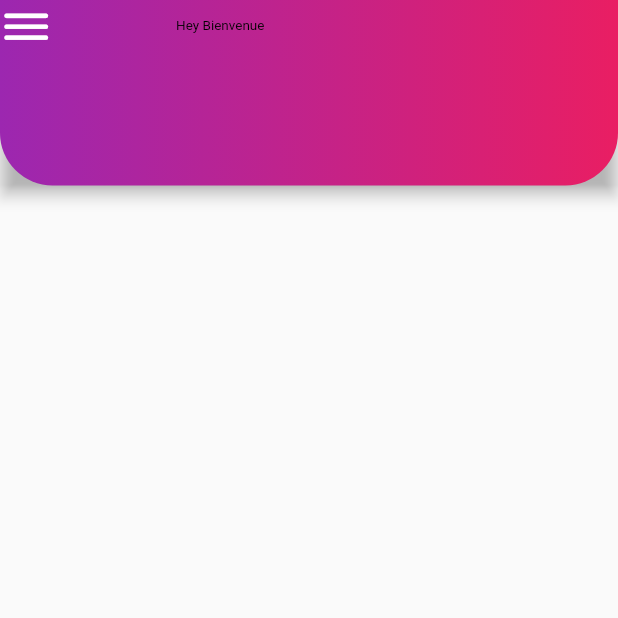
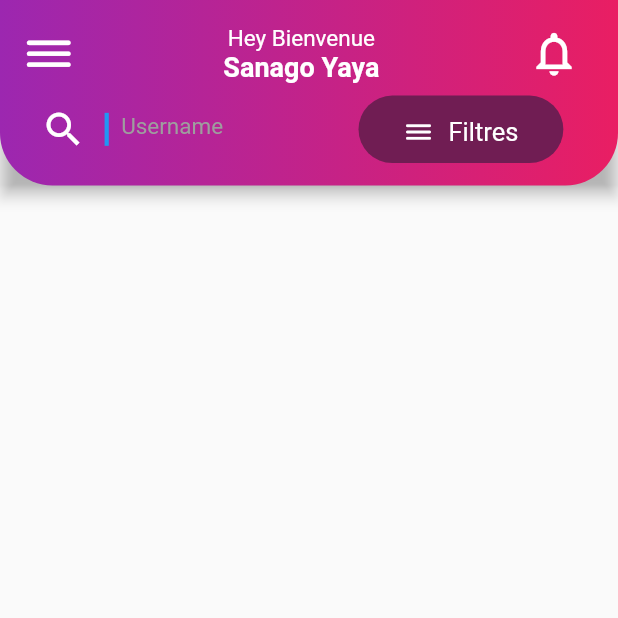
Before and after one commit to Obed-97/neta_event, a Flutter app: the HomePage screen opened by its route, on a phone screen of 412 x 824 dp, the top half of it. Run offline on Flutter 3.47's test engine with Material 2 defaults, Android fonts, the phone set to English and light mode, and no system bars; our stand-ins replace flutter_switch.

Commit message:
App Bar Home

```diff
--- a/lib/Home/HomePage.dart
+++ b/lib/Home/HomePage.dart
@@ -1,5 +1,5 @@
-  import 'package:flutter/material.dart';
-
+import 'package:flutter/material.dart';
+import 'dart:ui';
   class HomePage extends StatefulWidget
   {
     const HomePage({Key? key}) : super(key: key);
@@ -10,9 +10,13 @@
 
   class _HomePage_State extends State<HomePage>
   {
+    final GlobalKey<ScaffoldState> _key = GlobalKey();
+
     @override
     Widget build(BuildContext context) {
       return Scaffold(
+        key: _key,
+        drawer: Drawer(),
         appBar: AppBar(
           automaticallyImplyLeading: false,
          /* actions: [
@@ -22,13 +26,17 @@
           toolbarHeight: MediaQuery.of(context).size.height *0.15, //set your height
           flexibleSpace: SafeArea(
             child: Container(
+              padding: EdgeInsets.only(
+                left: 15.0,
+                right: 10.0,
+              ),
               decoration:
-              new BoxDecoration(
+              const BoxDecoration(
                 borderRadius: BorderRadius.only(
                   bottomLeft: Radius.circular(35),
                   bottomRight: Radius.circular(35),
                 ),
-                gradient: new LinearGradient(
+                gradient:  LinearGradient(
                   colors: [Colors.purple, Colors.pink],
                   begin: FractionalOffset.centerLeft,
                   end: FractionalOffset.centerRight,
@@ -36,23 +44,101 @@
               ), // set your color
               child: Column(
                 children: [
+                      SizedBox(height: MediaQuery.of(context).size.height *0.02,),
                       Row(
                         children: [
                           InkWell(
-                              onTap: () {},
+                              onTap: () {
+                                _key.currentState!.openDrawer();
+                              },
                             child: Icon (Icons.dehaze_rounded, color: Colors.white,size : 35),
                           ),
-                          SizedBox(width: MediaQuery.of(context).size.width * 0.2,),
-                          Row(children: [
+                          SizedBox(width: MediaQuery.of(context).size.width * 0.24,),
+                          Column(children: const [
                             Text("Hey Bienvenue",
                               style: TextStyle(
-                                fontSize: 9,
-                                color: Colors.black,
+                                fontSize: 15,
+                                color: Colors.white,
                               ),
                             ),
-                          ],)
+                            Text("Sanago Yaya",
+                              style: TextStyle(
+                                fontWeight: FontWeight.bold,
+                                fontSize: 18,
+                                color: Colors.white,
+                              ),
+                            ),
+                          ],),
+                          SizedBox(width: MediaQuery.of(context).size.width * 0.24,),
+                          InkWell(
+                            onTap: () {
+
+                            },
+                            child: const Icon (Icons.notifications_none, color: Colors.white,size : 35),
+                          ),
+
                         ],
-                      )
+                      ),
+                  SizedBox(height:MediaQuery.of(context).size.height *0.01 ,),
+                  Row(children: [
+                    SizedBox(width:MediaQuery.of(context).size.width *0.03 ,),
+                    InkWell(
+                      onTap: () {
+                        _key.currentState!.openDrawer();
+                      },
+                      child: const Icon (Icons.search, color: Colors.white,size : 30),
+                    ),
+                    SizedBox(width:MediaQuery.of(context).size.width *0.03 ,),
+                    Container(
+                      height: 22,
+                      child: Text(""),
+                      decoration: const BoxDecoration(
+                        border: Border(
+                          left: BorderSide(color: Colors.blue , width: 2.8),
+                        ),
+                      ),
+                    ),
+                    SizedBox(width:MediaQuery.of(context).size.width *0.02 ,),
+                    const SizedBox(width: 150, height: 30,
+                    child: TextField(
+                      decoration: InputDecoration(
+                        border: InputBorder.none,
+                        hintText: 'Username',
+                        hintStyle: TextStyle(fontSize: 15.0, color: Colors.grey),
+                      ),
+                    ),
+                    ),
+
+                    SizedBox(width:MediaQuery.of(context).size.width *0.02 ,),
+                    Container(
+                      height: 45,
+                      padding: const EdgeInsets.only(
+                        left: 30.0,
+                        right: 30.0,
+                        top: 5,
+                        bottom: 2,
+                      ),
+                      decoration:
+                       BoxDecoration(
+                        borderRadius: BorderRadius.circular(50.0),
+                        color: Color(0xFF701D53),
+                      ),
+                      child:
+                        Row(
+                          children: [
+                            Icon (Icons.dehaze_rounded, color: Colors.white,size : 20),
+                            SizedBox(width: 10,),
+                            Text(
+                              "Filtres",
+                              style: TextStyle(
+                                fontSize:17,
+                                color: Colors.white,
+                              ),
+                            ),
+                          ],
+                        )
+                    ),
+                  ],)
                 ],
               ),
             ),
--- a/lib/Inscription/SignIn.dart
+++ b/lib/Inscription/SignIn.dart
@@ -162,7 +162,7 @@ class _SignIn_State extends State<SignIn>
                 color: Colors.black,
               ),
             ),
-            SizedBox(width: MediaQuery.of(context).size.width *0.19,),
+            SizedBox(width: MediaQuery.of(context).size.width *0.15,),
             InkWell(
               onTap: () {
 
```
